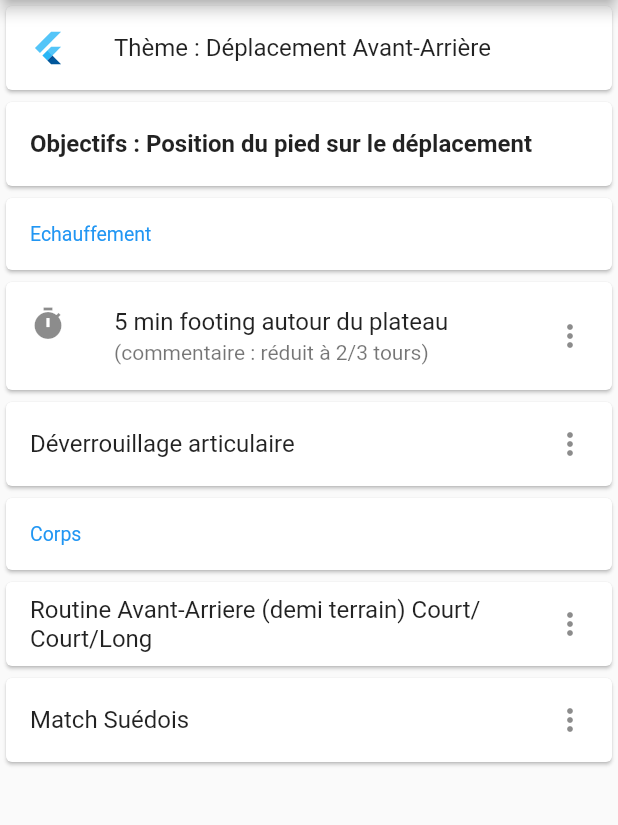
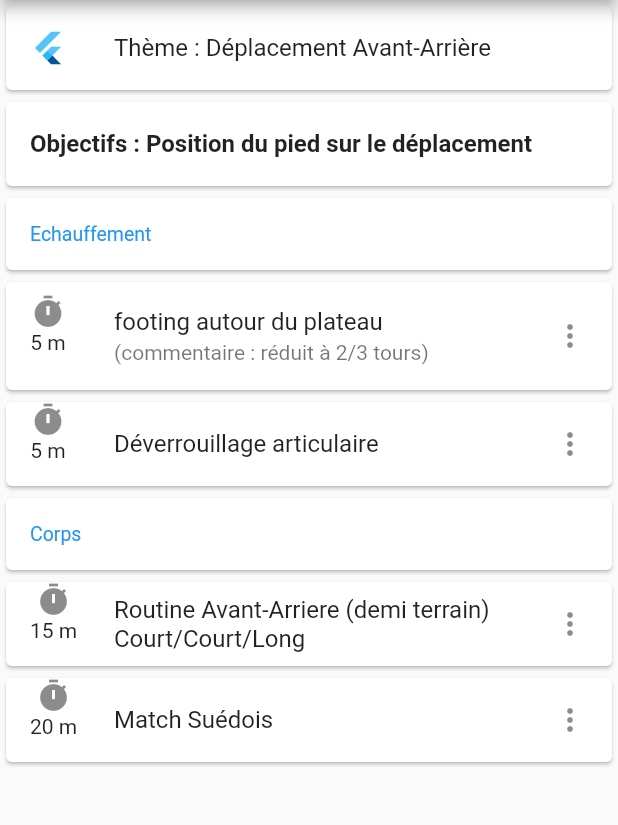
Before and after one commit to philgung/anibad, a Flutter app: the screen it shows after launch, after a tap on an icon or button, on a phone screen of 412 x 824 dp, the part 84-909 px from its top. Run offline on Flutter 3.47's test engine with Material 2 defaults, Android fonts, the phone set to English and light mode, and no system bars.

Commit message:
ajout LogoChrono

```diff
--- /dev/null
+++ b/lib/Presentation/LogoChrono.dart
@@ -0,0 +1,16 @@
+import 'package:flutter/material.dart';
+
+class LogoChrono extends StatelessWidget {
+  final int minutes;
+  const LogoChrono(
+    this.minutes, {
+    Key key,
+  }) : super(key: key);
+
+  @override
+  Widget build(BuildContext context) {
+    return Column(
+      children: [Icon(Icons.timer), Text('$minutes m')],
+    );
+  }
+}
--- a/lib/Presentation/Seance.dart
+++ b/lib/Presentation/Seance.dart
@@ -1,5 +1,6 @@
 import 'package:flutter/cupertino.dart';
 import 'package:flutter/material.dart';
+import 'LogoChrono.dart';
 
 class Seance extends StatelessWidget {
   final int index;
@@ -10,7 +11,7 @@ class Seance extends StatelessWidget {
     return Scaffold(
         appBar: AppBar(title: Text('Anibad')),
         body: ListView(
-          children: const <Widget>[
+          children: <Widget>[
             Card(
                 child: ListTile(
                     leading: FlutterLogo(),
@@ -34,14 +35,15 @@ class Seance extends StatelessWidget {
             ),
             Card(
               child: ListTile(
-                leading: Icon(Icons.timer),
-                title: Text('5 min footing autour du plateau'),
+                leading: LogoChrono(5),
+                title: Text('footing autour du plateau'),
                 subtitle: Text('(commentaire : réduit à 2/3 tours)'),
                 trailing: Icon(Icons.more_vert),
               ),
             ),
             Card(
               child: ListTile(
+                leading: LogoChrono(5),
                 title: Text('Déverrouillage articulaire'),
                 trailing: Icon(Icons.more_vert),
               ),
@@ -54,6 +56,7 @@ class Seance extends StatelessWidget {
             ),
             Card(
               child: ListTile(
+                leading: LogoChrono(15),
                 title: Text(
                     'Routine Avant-Arriere (demi terrain) Court/Court/Long'),
                 trailing: Icon(Icons.more_vert),
@@ -61,6 +64,7 @@ class Seance extends StatelessWidget {
             ),
             Card(
               child: ListTile(
+                leading: LogoChrono(20),
                 title: Text('Match Suédois'),
                 trailing: Icon(Icons.more_vert),
               ),
```
